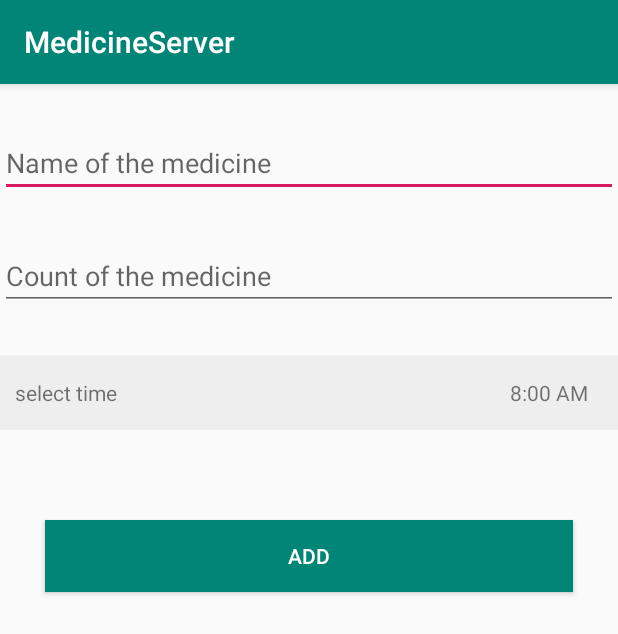
After one commit to zhuandian/MedicineService, an Android app: the AddMedicineActivity screen opened directly, with no data from a screen before it, on a phone screen of 412 x 824 dp. The commit adds this screen. Shown: the top 634 px of the screen. Run offline under Robolectric (Android 15) with nearby library versions, the phone set to English and light mode, and no system bars.

Commit message:
数据增删改查功能实现

```diff
--- a/app/src/main/AndroidManifest.xml
+++ b/app/src/main/AndroidManifest.xml
@@ -9,6 +9,7 @@
         android:roundIcon="@mipmap/ic_launcher_round"
         android:supportsRtl="true"
         android:theme="@style/AppTheme">
+        <activity android:name=".AddMedicineActivity"></activity>
         <activity
             android:name=".datepicker.MainActivity"
             android:label="@string/app_name">
--- /dev/null
+++ b/app/src/main/java/com/zhuandian/medicineserver/AddMedicineActivity.java
@@ -0,0 +1,44 @@
+package com.zhuandian.medicineserver;
+
+import android.content.ContentValues;
+import android.database.sqlite.SQLiteDatabase;
+import android.support.v7.app.AppCompatActivity;
+import android.os.Bundle;
+import android.view.View;
+import android.widget.Button;
+import android.widget.EditText;
+
+import com.zhuandian.medicineserver.db.DBHelper;
+
+public class AddMedicineActivity extends AppCompatActivity {
+
+    private EditText name;
+    private EditText count;
+    private Button btnAdd;
+    private DBHelper helper;
+    private SQLiteDatabase dbWrite;
+    private String dateStr;
+
+    @Override
+    protected void onCreate(Bundle savedInstanceState) {
+        super.onCreate(savedInstanceState);
+        setContentView(R.layout.activity_add_medicine);
+        dateStr = getIntent().getStringExtra("date");
+        //创建数据
+        helper = new DBHelper(this);
+        //调用数据操作对象
+        dbWrite = helper.getWritableDatabase();
+        dbWrite.execSQL("insert into medicine values(null,?,?,?,?)"
+                , new Object[]{dateStr, "9:00", "标题", "内容"});
+        name = (EditText) findViewById(R.id.et_name);
+        count = (EditText) findViewById(R.id.et_count);
+        btnAdd = (Button) findViewById(R.id.btn_add);
+        btnAdd.setOnClickListener(new View.OnClickListener() {
+            @Override
+            public void onClick(View v) {
+                dbWrite.execSQL("insert into medicine values(null,?,?,?,?)"
+                        , new Object[]{dateStr, "9:00", "标题", "内容"});
+            }
+        });
+    }
+}
--- /dev/null
+++ b/app/src/main/java/com/zhuandian/medicineserver/db/DBHelper.java
@@ -0,0 +1,40 @@
+package com.zhuandian.medicineserver.db;
+
+import android.content.Context;
+import android.database.sqlite.SQLiteDatabase;
+import android.database.sqlite.SQLiteOpenHelper;
+
+public class DBHelper extends SQLiteOpenHelper {
+
+    public static final String name="medicine";//数据库名
+    private static final int version=1;//版本号
+
+    public DBHelper(Context context) {
+        super(context, name, null, version);
+    }
+
+    @Override
+    public void onCreate(SQLiteDatabase db) {
+        db.execSQL("create table medicine(" +
+                "_id integer not null primary key autoincrement," +
+                "date varchar(20)," +
+                "time varchar(20)," +
+                "title varchar(20)," +
+                "content varchar(20))");
+        //添加一条测试数据
+        db.execSQL("insert into medicine values(null,?,?,?,?)"
+                ,new Object[]{"2019.7.21","8:00","标题","内容"});
+
+        db.execSQL("insert into medicine values(null,?,?,?,?)"
+                ,new Object[]{"2019.7.22","9:00","标题","内容"});
+
+        db.execSQL("insert into medicine values(null,?,?,?,?)"
+                ,new Object[]{"2019.7.24","10:00","标题","内容"});
+    }
+
+
+    @Override
+    public void onUpgrade(SQLiteDatabase db, int oldVersion, int newVersion) {
+
+    }
+}
--- /dev/null
+++ b/app/src/main/res/layout/activity_add_medicine.xml
@@ -0,0 +1,60 @@
+<?xml version="1.0" encoding="utf-8"?>
+<RelativeLayout xmlns:android="http://schemas.android.com/apk/res/android"
+    xmlns:app="http://schemas.android.com/apk/res-auto"
+    xmlns:tools="http://schemas.android.com/tools"
+    android:layout_width="match_parent"
+    android:layout_height="match_parent"
+    tools:context=".AddMedicineActivity">
+
+    <EditText
+        android:id="@+id/et_name"
+        android:layout_width="match_parent"
+        android:layout_height="wrap_content"
+        android:layout_marginTop="30dp"
+        android:hint="Name of the medicine" />
+
+    <EditText
+        android:id="@+id/et_count"
+        android:layout_width="match_parent"
+        android:layout_height="wrap_content"
+        android:layout_below="@+id/et_name"
+        android:layout_marginTop="30dp"
+        android:hint="Count of the medicine"
+        android:inputType="number" />
+
+    <LinearLayout
+        android:id="@+id/ll_time"
+        android:layout_width="match_parent"
+        android:layout_height="50dp"
+        android:layout_below="@+id/et_count"
+        android:layout_marginTop="30dp"
+        android:background="#eee"
+        android:gravity="center_vertical">
+
+        <TextView
+            android:layout_width="wrap_content"
+            android:layout_height="wrap_content"
+            android:layout_marginLeft="10dp"
+            android:text="select time" />
+
+        <TextView
+            android:id="@+id/tv_time"
+            android:layout_width="match_parent"
+            android:layout_height="wrap_content"
+            android:layout_marginRight="20dp"
+            android:gravity="right"
+            android:text="8:00 AM" />
+    </LinearLayout>
+
+    <Button
+        android:id="@+id/btn_add"
+        android:layout_width="match_parent"
+        android:layout_height="wrap_content"
+        android:layout_below="@+id/ll_time"
+        android:layout_marginLeft="30dp"
+        android:layout_marginTop="60dp"
+        android:layout_marginRight="30dp"
+        android:background="@color/colorPrimary"
+        android:text="Add"
+        android:textColor="@color/colorWhite" />
+</RelativeLayout>
```
Also changed, not shown: app/src/main/java/com/zhuandian/medicineserver/datepicker/MainActivity.java (+59 -11 lines), app/src/main/java/com/zhuandian/medicineserver/datepicker/view/MyListView.java (added, +30 -0 lines), app/src/main/java/com/zhuandian/medicineserver/entity/ItemEntity.java (added, +56 -0 lines), app/src/main/res/layout/activity_main_datapicker.xml (+29 -12 lines), app/src/main/res/layout/view_my_list_view.xml (added, +24 -0 lines).
